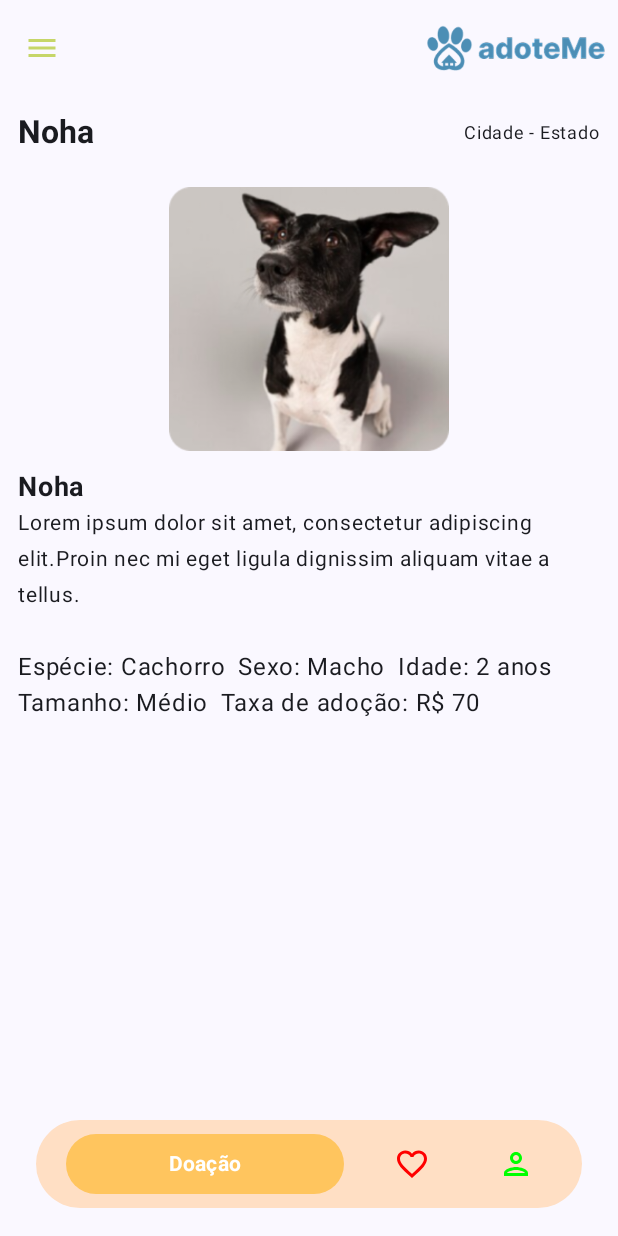
After one commit to adoteme-project/adoteme-app, an Android app built with Jetpack Compose: the PetInfoScreen screen opened through its navigation route, on a phone screen of 412 x 824 dp. The commit adds this screen. Run offline under Robolectric (Android 15) with nearby library versions, the light colour scheme and no system bars.

Commit message:
Rota página de informações de pet

```diff
--- a/app/src/main/java/com/example/adoteme_app/MainComponent.kt
+++ b/app/src/main/java/com/example/adoteme_app/MainComponent.kt
@@ -2,6 +2,7 @@
 
 import android.annotation.SuppressLint
 import androidx.compose.foundation.layout.Column
+import androidx.compose.foundation.layout.ExperimentalLayoutApi
 import androidx.compose.foundation.layout.padding
 import androidx.compose.material3.DrawerState
 import androidx.compose.material3.DrawerValue
@@ -25,6 +26,7 @@
 import com.example.adoteme_app.navigation.presentation.navi_drawer.NaviDrawerLayout
 import com.example.adoteme_app.navigation.presentation.utils.InternalRoutes
 import com.example.adoteme_app.navigation.presentation.utils.RootRoutes
+import com.example.adoteme_app.pets.presentation.pet_info_screen.PetInfoScreen
 import com.example.adoteme_app.pets.presentation.pets_screen.PetsScreen
 
 @Composable
@@ -53,6 +55,7 @@
     }
 }
 
+@OptIn(ExperimentalLayoutApi::class)
 @Composable
 fun AppHomeNavigation(
     navController: NavHostController,
@@ -69,5 +72,8 @@
         composable(InternalRoutes.Pets.route) {
             PetsScreen()
         }
+        composable(InternalRoutes.PetsInfo.route) {
+            PetInfoScreen()
+        }
     }
 }
--- a/app/src/main/java/com/example/adoteme_app/navigation/presentation/navi_drawer/NaviDrawer.kt
+++ b/app/src/main/java/com/example/adoteme_app/navigation/presentation/navi_drawer/NaviDrawer.kt
@@ -34,6 +34,7 @@
 import androidx.compose.ui.unit.sp
 import androidx.navigation.NavController
 import androidx.navigation.compose.currentBackStackEntryAsState
+import com.example.adoteme_app.navigation.presentation.utils.InternalRoutes
 import com.example.adoteme_app.navigation.presentation.utils.NavDrawerItem
 import com.example.adoteme_app.navigation.presentation.utils.RootRoutes
 import kotlinx.coroutines.CoroutineScope
@@ -115,7 +116,9 @@
                 }
             })
         }
+
         Spacer(modifier = Modifier.weight(1f))
+
         Row(
             modifier = Modifier.padding(start = 12.dp, bottom = 16.dp),
             horizontalArrangement = Arrangement.spacedBy(20.dp),
@@ -128,7 +131,14 @@
                     disabledContainerColor = Color.LightGray
                 ),
                 onClick = {
-                    navController.navigate(RootRoutes.Login.route)
+                    navController.navigate(InternalRoutes.PetsInfo.route) {
+                        popUpTo(InternalRoutes.Home.route) {
+                            inclusive = true
+                        }
+                    }
+                    scope.launch {
+                        drawerState.close()
+                    }
                 }
             ) {
                 Text(
--- a/app/src/main/java/com/example/adoteme_app/navigation/presentation/utils/InternalRoutes.kt
+++ b/app/src/main/java/com/example/adoteme_app/navigation/presentation/utils/InternalRoutes.kt
@@ -5,4 +5,5 @@
     data object Pets: InternalRoutes("pets")
     data object Ongs: InternalRoutes("ongs")
     data object Favoritos: InternalRoutes("favoritos")
+    data object PetsInfo: InternalRoutes("petInfo")
 }
--- /dev/null
+++ b/app/src/main/java/com/example/adoteme_app/pets/presentation/pet_info_screen/PetInfoScreen.kt
@@ -0,0 +1,83 @@
+package com.example.adoteme_app.pets.presentation.pet_info_screen
+
+import androidx.compose.foundation.Image
+import androidx.compose.foundation.layout.Arrangement
+import androidx.compose.foundation.layout.Column
+import androidx.compose.foundation.layout.ExperimentalLayoutApi
+import androidx.compose.foundation.layout.FlowRow
+import androidx.compose.foundation.layout.Row
+import androidx.compose.foundation.layout.Spacer
+import androidx.compose.foundation.layout.fillMaxWidth
+import androidx.compose.foundation.layout.height
+import androidx.compose.foundation.layout.padding
+import androidx.compose.foundation.layout.size
+import androidx.compose.foundation.layout.width
+import androidx.compose.material3.Text
+import androidx.compose.runtime.Composable
+import androidx.compose.ui.Alignment
+import androidx.compose.ui.Modifier
+import androidx.compose.ui.res.painterResource
+import androidx.compose.ui.text.font.FontWeight
+import androidx.compose.ui.unit.dp
+import androidx.compose.ui.unit.sp
+import com.example.adoteme_app.R
+
+@Composable
+@ExperimentalLayoutApi
+fun PetInfoScreen() {
+
+    val petEspecie:String = "Cachorro"
+    val petSexo:String = "Macho"
+    val petIdade:String = "2 anos"
+    val petTamanho:String = "Médio"
+    val petTaxa:String = "R$ 70"
+
+    Column(
+        modifier = Modifier.padding(horizontal = 12.dp)
+    ) {
+        Row (
+            modifier = Modifier.padding(vertical = 12.dp)
+                .fillMaxWidth(),
+            horizontalArrangement = Arrangement.SpaceBetween,
+            verticalAlignment = Alignment.CenterVertically
+        ) {
+            Text(
+                text = "Noha",
+                fontSize = 21.sp,
+                fontWeight = FontWeight.Bold
+            )
+            Text(
+                text = "Cidade - Estado",
+                fontSize = 12.sp,
+            )
+        }
+        Image(
+            painter = painterResource(id = R.drawable.pet),
+            contentDescription = "Pet",
+            modifier = Modifier.fillMaxWidth()
+                .height(200.dp)
+                .padding(vertical = 12.dp)
+        )
+        Text(
+            text = "Noha",
+            fontSize = 18.sp,
+            fontWeight = FontWeight.Bold
+        )
+        Text(
+            text = "Lorem ipsum dolor sit amet, consectetur adipiscing elit." +
+                    "Proin nec mi eget ligula dignissim aliquam vitae a tellus.",
+            fontSize = 14.sp
+        )
+        Spacer(modifier = Modifier.height(12.dp))
+        FlowRow(
+            modifier = Modifier.padding(vertical = 12.dp),
+            horizontalArrangement = Arrangement.spacedBy(8.dp)
+        ) {
+            Text(text = "Espécie: $petEspecie")
+            Text(text = "Sexo: $petSexo")
+            Text(text = "Idade: $petIdade")
+            Text(text = "Tamanho: $petTamanho")
+            Text(text = "Taxa de adoção: $petTaxa")
+        }
+    }
+}
```
Also changed, not shown: app/src/main/res/drawable/pet.png (added).
